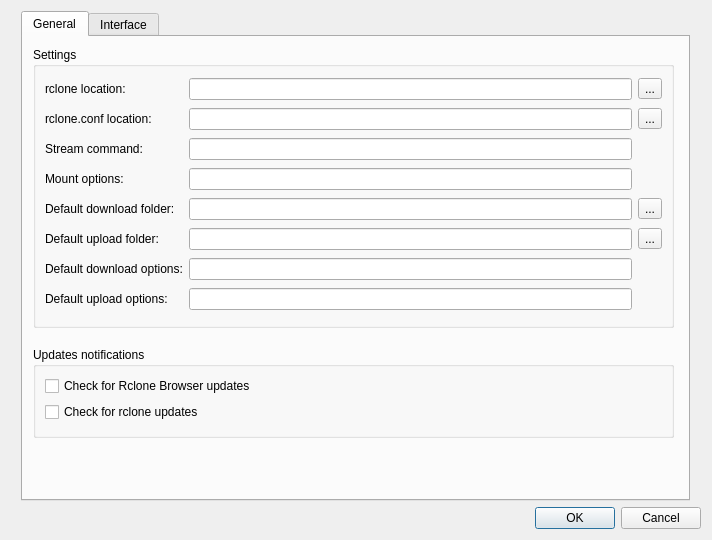
SysAdminDoc/RcloneBrowserNG, file src/preferences_dialog.ui: the form before one commit.
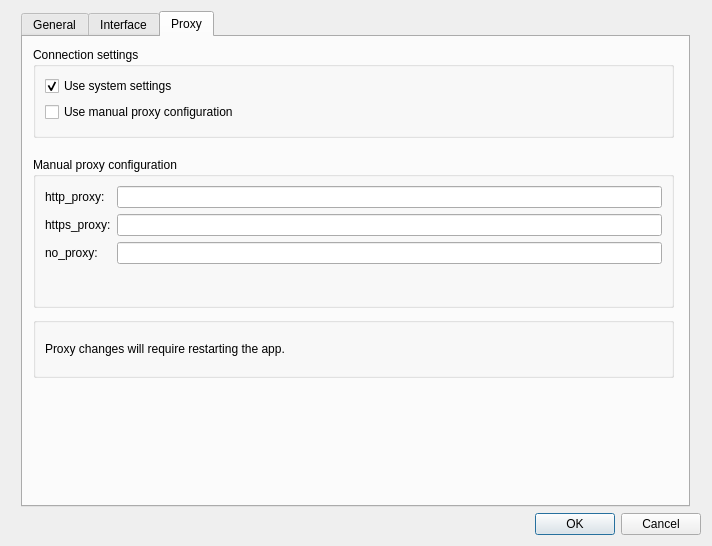
The form after the commit. The open tabs and pages were chosen to show the change.

Commit message:
added http_proxy settings
issue  #50

```diff
--- a/src/preferences_dialog.ui
+++ b/src/preferences_dialog.ui
@@ -7,19 +7,19 @@
     <x>0</x>
     <y>0</y>
     <width>712</width>
-    <height>540</height>
+    <height>546</height>
    </rect>
   </property>
   <property name="minimumSize">
    <size>
     <width>712</width>
-    <height>540</height>
+    <height>546</height>
    </size>
   </property>
   <property name="maximumSize">
    <size>
     <width>712</width>
-    <height>540</height>
+    <height>546</height>
    </size>
   </property>
   <property name="windowTitle">
@@ -450,6 +450,161 @@
        </layout>
       </widget>
      </widget>
+     <widget class="QWidget" name="tab">
+      <attribute name="title">
+       <string>Proxy</string>
+      </attribute>
+      <widget class="QGroupBox" name="groupBox_6">
+       <property name="geometry">
+        <rect>
+         <x>10</x>
+         <y>10</y>
+         <width>641</width>
+         <height>91</height>
+        </rect>
+       </property>
+       <property name="title">
+        <string>Connection settings</string>
+       </property>
+       <layout class="QGridLayout" name="gridLayout_2">
+        <item row="2" column="0">
+         <widget class="QCheckBox" name="useProxy">
+          <property name="text">
+           <string>Use manual proxy configuration</string>
+          </property>
+          <property name="autoExclusive">
+           <bool>true</bool>
+          </property>
+         </widget>
+        </item>
+        <item row="3" column="0">
+         <spacer name="verticalSpacer_3">
+          <property name="orientation">
+           <enum>Qt::Vertical</enum>
+          </property>
+          <property name="sizeHint" stdset="0">
+           <size>
+            <width>20</width>
+            <height>40</height>
+           </size>
+          </property>
+         </spacer>
+        </item>
+        <item row="0" column="0" colspan="2">
+         <widget class="QCheckBox" name="useSystemSettings">
+          <property name="sizePolicy">
+           <sizepolicy hsizetype="Fixed" vsizetype="Fixed">
+            <horstretch>0</horstretch>
+            <verstretch>0</verstretch>
+           </sizepolicy>
+          </property>
+          <property name="text">
+           <string>Use system settings</string>
+          </property>
+          <property name="checked">
+           <bool>true</bool>
+          </property>
+          <property name="autoExclusive">
+           <bool>true</bool>
+          </property>
+         </widget>
+        </item>
+       </layout>
+      </widget>
+      <widget class="QGroupBox" name="groupBox_8">
+       <property name="geometry">
+        <rect>
+         <x>10</x>
+         <y>120</y>
+         <width>641</width>
+         <height>151</height>
+        </rect>
+       </property>
+       <property name="title">
+        <string>Manual proxy configuration</string>
+       </property>
+       <layout class="QGridLayout" name="gridLayout_5">
+        <item row="0" column="0">
+         <widget class="QLabel" name="label_3">
+          <property name="text">
+           <string>http_proxy:</string>
+          </property>
+          <property name="buddy">
+           <cstring>rclone</cstring>
+          </property>
+         </widget>
+        </item>
+        <item row="4" column="1">
+         <spacer name="verticalSpacer_6">
+          <property name="orientation">
+           <enum>Qt::Vertical</enum>
+          </property>
+          <property name="sizeHint" stdset="0">
+           <size>
+            <width>20</width>
+            <height>40</height>
+           </size>
+          </property>
+         </spacer>
+        </item>
+        <item row="3" column="1">
+         <widget class="QLabel" name="info_2">
+          <property name="text">
+           <string>&lt;html&gt;&lt;head/&gt;&lt;body&gt;&lt;p&gt;&lt;br/&gt;&lt;/p&gt;&lt;/body&gt;&lt;/html&gt;</string>
+          </property>
+         </widget>
+        </item>
+        <item row="1" column="1">
+         <widget class="QLineEdit" name="https_proxy"/>
+        </item>
+        <item row="1" column="0">
+         <widget class="QLabel" name="label_4">
+          <property name="text">
+           <string>https_proxy:</string>
+          </property>
+         </widget>
+        </item>
+        <item row="2" column="0">
+         <widget class="QLabel" name="label_5">
+          <property name="text">
+           <string>no_proxy:</string>
+          </property>
+          <property name="buddy">
+           <cstring>stream</cstring>
+          </property>
+         </widget>
+        </item>
+        <item row="0" column="1">
+         <widget class="QLineEdit" name="http_proxy"/>
+        </item>
+        <item row="2" column="1">
+         <widget class="QLineEdit" name="no_proxy"/>
+        </item>
+       </layout>
+      </widget>
+      <widget class="QGroupBox" name="groupBox_7">
+       <property name="geometry">
+        <rect>
+         <x>10</x>
+         <y>280</y>
+         <width>641</width>
+         <height>61</height>
+        </rect>
+       </property>
+       <property name="title">
+        <string/>
+       </property>
+       <layout class="QGridLayout" name="gridLayout_4">
+        <item row="1" column="0" colspan="2">
+         <widget class="QLabel" name="info_4">
+          <property name="text">
+           <string>Proxy changes will require restarting the app.</string>
+          </property>
+         </widget>
+        </item>
+       </layout>
+      </widget>
+     </widget>
     </widget>
    </item>
    <item>
```
Left out of the diff: 4 changed lines with no effect on the pictures. The commit also changes 4 other files.
